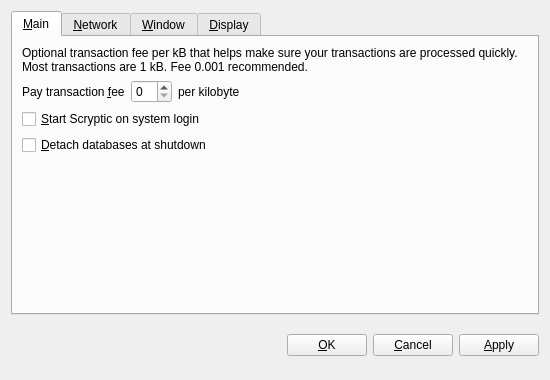
The window that src/qt/forms/optionsdialog.ui (5mil/Scryptic) describes before a commit, drawn with Qt 5.
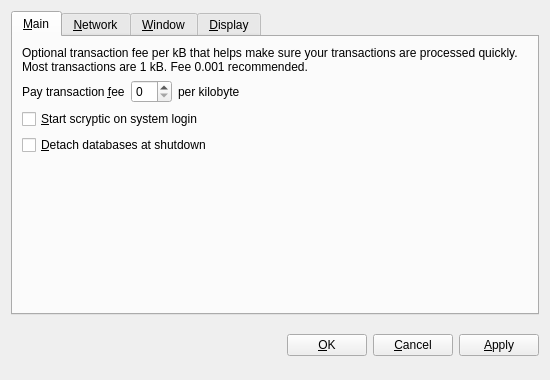
The same window after the commit. The open tabs and pages were chosen to show the change. Custom widgets are drawn as their Qt base class.

```diff
--- a/src/qt/forms/optionsdialog.ui
+++ b/src/qt/forms/optionsdialog.ui
@@ -86,7 +86,7 @@
           <string>Automatically start Scryptic after logging in to the system.</string>
          </property>
          <property name="text">
-          <string>&amp;Start Scryptic on system login</string>
+          <string>&amp;Start scryptic on system login</string>
          </property>
         </widget>
        </item>
```
Left out of the diff: 8 changed lines with no effect on the pictures.
